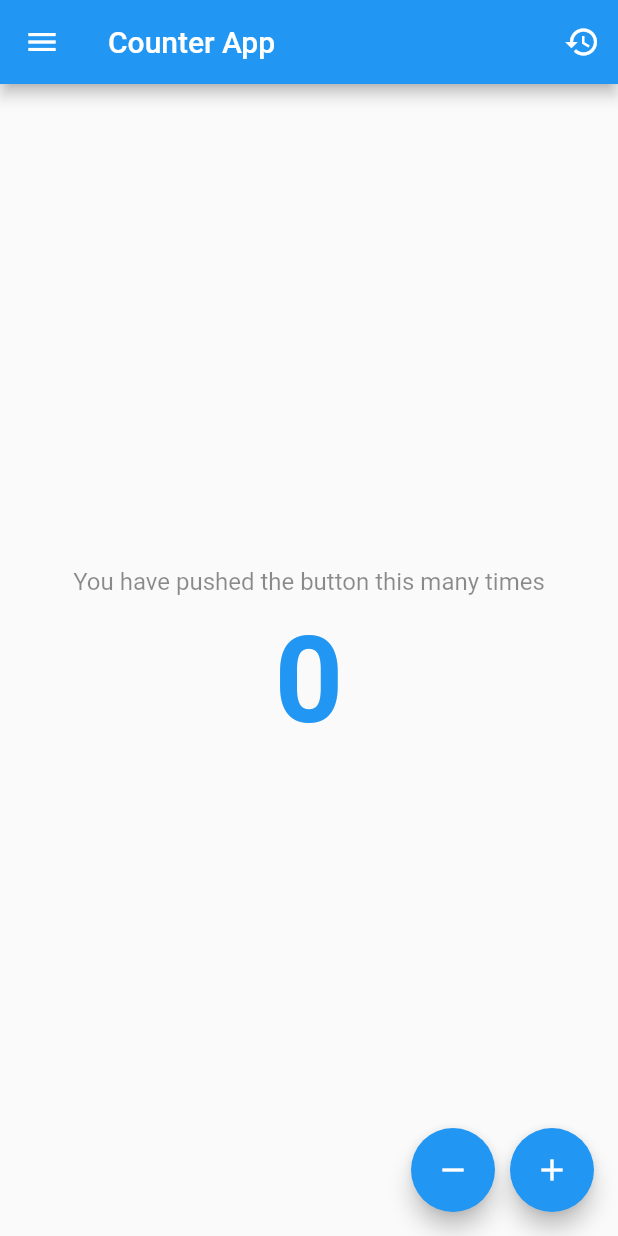
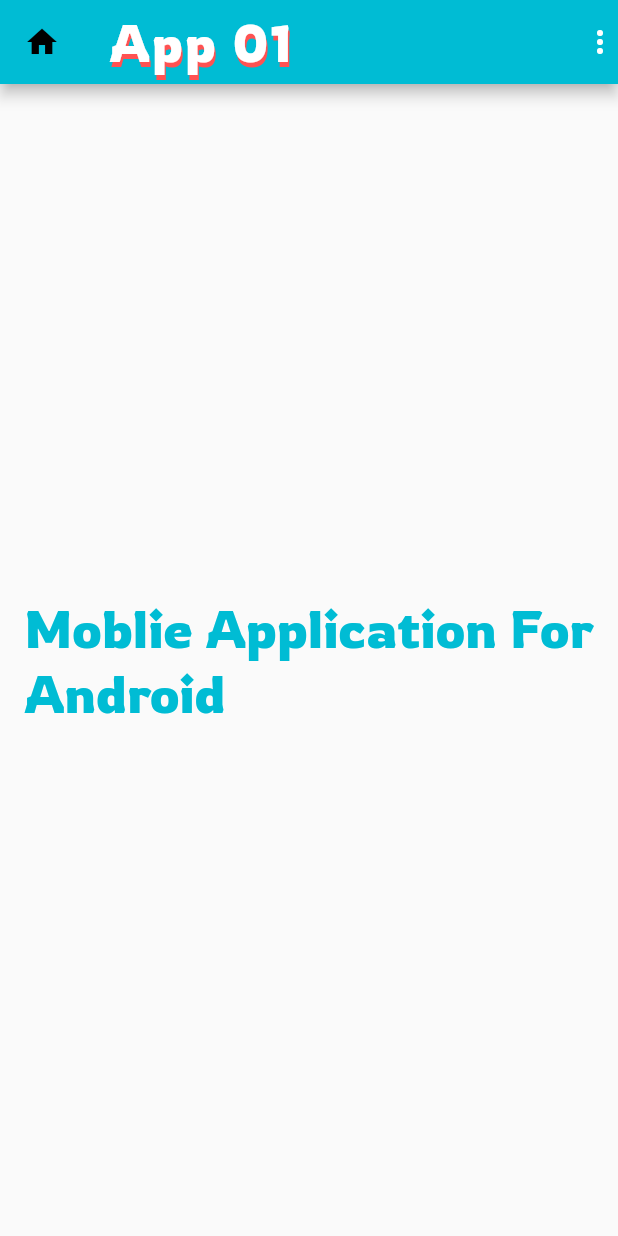
Before and after one commit to genss333/1201386-mobile-app, a Flutter app: the screen it shows after launch, on a phone screen of 412 x 824 dp. Run offline on Flutter 3.47's test engine with Material 2 defaults, Android fonts, the phone set to English and light mode, and no system bars.

Commit message:
Edit section 2

```diff
--- /dev/null
+++ b/flutter_app/lib/components/popup_menu.dart
@@ -0,0 +1,44 @@
+import 'package:flutter/material.dart';
+
+class PopUpMenuButtonComponent extends StatefulWidget {
+  const PopUpMenuButtonComponent({super.key});
+
+  @override
+  State<PopUpMenuButtonComponent> createState() =>
+      _PopUpMenuButtonComponentState();
+}
+
+class _PopUpMenuButtonComponentState extends State<PopUpMenuButtonComponent> {
+  String menuName = "";
+
+  @override
+  Widget build(BuildContext context) {
+    return PopupMenuButton(
+      onSelected: (value) {
+        setState(() {
+          menuName = value.toString();
+          if (menuName == "0") {
+          } else {}
+        });
+      },
+      initialValue: 2,
+      child: const Center(
+        child: Icon(
+          Icons.more_vert,
+          color: Colors.white,
+        ),
+      ),
+      itemBuilder: (context) {
+        return List.generate(
+          2,
+          (index) {
+            return PopupMenuItem(
+              value: index,
+              child: Text('screen ${index + 1}'),
+            );
+          },
+        );
+      },
+    );
+  }
+}
--- a/flutter_app/lib/constants/app_constants.dart
+++ b/flutter_app/lib/constants/app_constants.dart
@@ -1,4 +1,6 @@
 // ignore_for_file: constant_identifier_names
 
-const String APP_TITLE = 'Counter App';
-const String BODY_DETAIL = 'You have pushed the button this many times';
+const String APP_TITLE = 'App 01';
+const String BODY_DETAIL = 'Moblie Application For Android';
+const String SCREEN1_TITLE = 'Screen 01';
+const String SCREEN2_TITLE = 'Screen 02';
--- a/flutter_app/lib/main.dart
+++ b/flutter_app/lib/main.dart
@@ -1,7 +1,10 @@
 import 'package:flutter/material.dart';
+import 'package:flutter_app/components/popup_menu.dart';
 import 'package:flutter_app/constants/app_constants.dart';
 
-void main() => runApp(const MyApp());
+void main() {
+  runApp(const MyApp());
+}
 
 class MyApp extends StatelessWidget {
   const MyApp({super.key});
@@ -10,100 +13,59 @@ class MyApp extends StatelessWidget {
   Widget build(BuildContext context) {
     return MaterialApp(
       debugShowCheckedModeBanner: false,
-      darkTheme: ThemeData.dark(),
       theme: ThemeData(
-        primarySwatch: Colors.blue,
-        visualDensity: VisualDensity.adaptivePlatformDensity,
+        primarySwatch: Colors.cyan,
       ),
-      home: const MyHomePage(),
+      home: const MyHomeScreen(),
     );
   }
 }
 
-class MyHomePage extends StatefulWidget {
-  const MyHomePage({super.key});
+class MyHomeScreen extends StatefulWidget {
+  const MyHomeScreen({super.key});
 
   @override
-  State<MyHomePage> createState() => _MyHomePageState();
+  State<MyHomeScreen> createState() => _MyHomeScreenState();
 }
 
-class _MyHomePageState extends State<MyHomePage> {
-  int _counter = 0;
-
-  void _incrementCounter() {
-    setState(() {
-      _counter++;
-    });
-  }
-
-  void _decrementCounter() {
-    setState(() {
-      if (_counter > 0) {
-        _counter--;
-      } else {
-        _counter = 0;
-      }
-    });
-  }
-
-  void _resetCounter() {
-    setState(() {
-      _counter = 0;
-    });
-  }
-
+class _MyHomeScreenState extends State<MyHomeScreen> {
   @override
   Widget build(BuildContext context) {
     return Scaffold(
-        appBar: AppBar(
-          leading: const Icon(Icons.menu),
-          title: const Text(APP_TITLE),
-          actions: [
-            IconButton(
-              icon: const Icon(Icons.restore),
-              tooltip: 'Reset',
-              onPressed: _resetCounter,
-            ),
-          ],
-        ),
-        body: Center(
-          child: Column(
-            mainAxisAlignment: MainAxisAlignment.center,
-            children: <Widget>[
-              const Text(
-                BODY_DETAIL,
-                style: TextStyle(
-                  color: Colors.black45,
-                  fontSize: 16,
-                ),
-              ),
-              const SizedBox(height: 10),
-              Text(
-                '$_counter',
-                style: const TextStyle(
-                  color: Colors.blue,
-                  fontSize: 80.0,
-                  fontWeight: FontWeight.bold,
-                ),
-              ),
+      appBar: AppBar(
+        leading: const Icon(Icons.home),
+        title: const Text(
+          APP_TITLE,
+          style: TextStyle(
+            color: Colors.white,
+            fontSize: 35,
+            fontFamily: 'Rowdies',
+            letterSpacing: 1.5,
+            shadows: [
+              Shadow(
+                color: Colors.redAccent,
+                offset: Offset(1.0, 3.0),
+              )
             ],
           ),
         ),
-        floatingActionButton: Row(
-          mainAxisAlignment: MainAxisAlignment.end,
-          children: <Widget>[
-            FloatingActionButton(
-              onPressed: _decrementCounter,
-              tooltip: 'Decrement',
-              child: const Icon(Icons.remove),
+        actions: const [
+          PopUpMenuButtonComponent(),
+        ],
+      ),
+      body: const Center(
+        child: Padding(
+          padding: EdgeInsets.all(16.0),
+          child: Text(
+            BODY_DETAIL,
+            style: TextStyle(
+              color: Colors.cyan,
+              fontSize: 35,
+              fontFamily: 'Rowdies',
             ),
-            const SizedBox(width: 10),
-            FloatingActionButton(
-              onPressed: _incrementCounter,
-              tooltip: 'Increment',
-              child: const Icon(Icons.add),
-            ),
-          ],
-        ));
+          ),
+        ),
+      ),
+    );
   }
 }
```
Also changed, not shown: flutter_app/lib/routes.dart (added, +8 -0 lines), flutter_app/lib/screen1/screen01.dart (added, +20 -0 lines), flutter_app/lib/screen2/screen02.dart (added, +20 -0 lines), flutter_app/pubspec.yaml (+7 -4 lines), flutter_app/fonts/Rowdies-Bold.ttf (added), flutter_app/fonts/Rowdies-Light.ttf (added), flutter_app/fonts/Rowdies-Regular.ttf (added), flutter_app/fonts/Sevillana-Regular.ttf (added).
